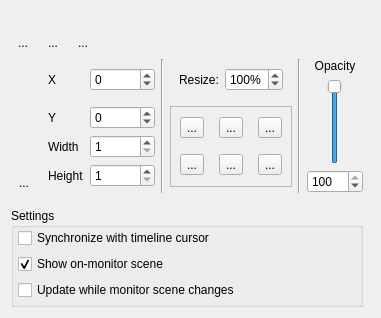
KDE/kdenlive, file src/widgets/geometrywidget_ui.ui: the form before one commit.
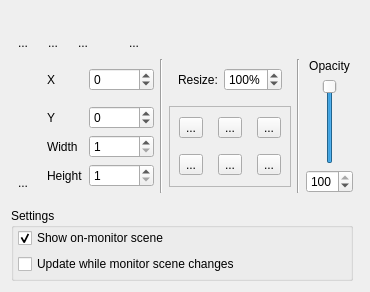
The form after the commit.

Commit message: Geometry Widget: - Use by default - Replace sync checkbox with button

```diff
--- a/src/widgets/geometrywidget_ui.ui
+++ b/src/widgets/geometrywidget_ui.ui
@@ -6,8 +6,8 @@
    <rect>
     <x>0</x>
     <y>0</y>
-    <width>381</width>
-    <height>304</height>
+    <width>366</width>
+    <height>282</height>
    </rect>
   </property>
   <property name="windowTitle">
@@ -332,7 +332,7 @@
         </property>
        </widget>
       </item>
-      <item row="1" column="3">
+      <item row="1" column="5">
        <spacer name="horizontalSpacer_3">
         <property name="orientation">
          <enum>Qt::Horizontal</enum>
@@ -345,7 +345,7 @@
         </property>
        </spacer>
       </item>
-      <item row="0" column="0" colspan="5">
+      <item row="0" column="0" colspan="7">
        <widget class="QFrame" name="frameTimeline">
         <property name="sizePolicy">
          <sizepolicy hsizetype="MinimumExpanding" vsizetype="Preferred">
@@ -370,6 +370,32 @@
       <item row="1" column="4">
        <widget class="QFrame" name="frameTimePos"/>
       </item>
+      <item row="1" column="4">
+       <widget class="QToolButton" name="buttonSync">
+        <property name="text">
+         <string>...</string>
+        </property>
+        <property name="autoRaise">
+         <bool>true</bool>
+        </property>
+       </widget>
+      </item>
+      <item row="1" column="3">
+       <spacer name="horizontalSpacer_6">
+        <property name="orientation">
+         <enum>Qt::Horizontal</enum>
+        </property>
+        <property name="sizeType">
+         <enum>QSizePolicy::Fixed</enum>
+        </property>
+        <property name="sizeHint" stdset="0">
+         <size>
+          <width>15</width>
+          <height>20</height>
+         </size>
+        </property>
+       </spacer>
+      </item>
      </layout>
     </widget>
    </item>
@@ -451,16 +477,6 @@
       <property name="bottomMargin">
        <number>4</number>
       </property>
-      <item>
-       <widget class="QCheckBox" name="checkSync">
-        <property name="text">
-         <string>Synchronize with timeline cursor</string>
-        </property>
-        <property name="checked">
-         <bool>false</bool>
-        </property>
-       </widget>
-      </item>
       <item>
        <widget class="QCheckBox" name="checkShowScene">
         <property name="text">
```
Left out of the diff: 2 changed lines with no effect on the pictures. The commit also changes 2 other files.
